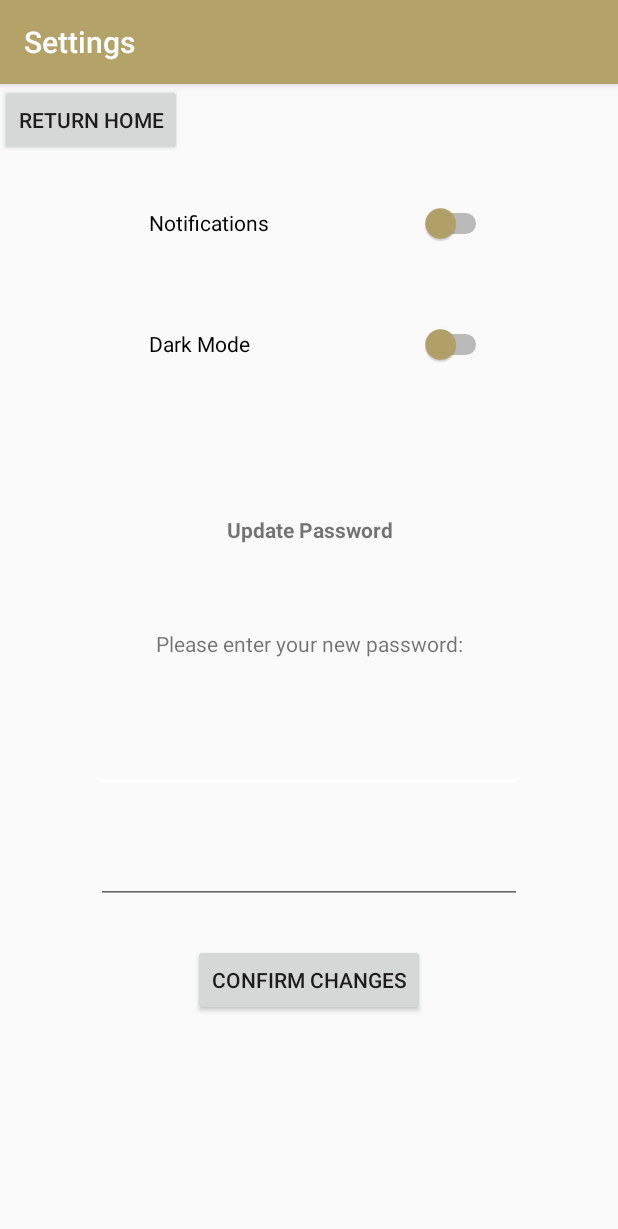
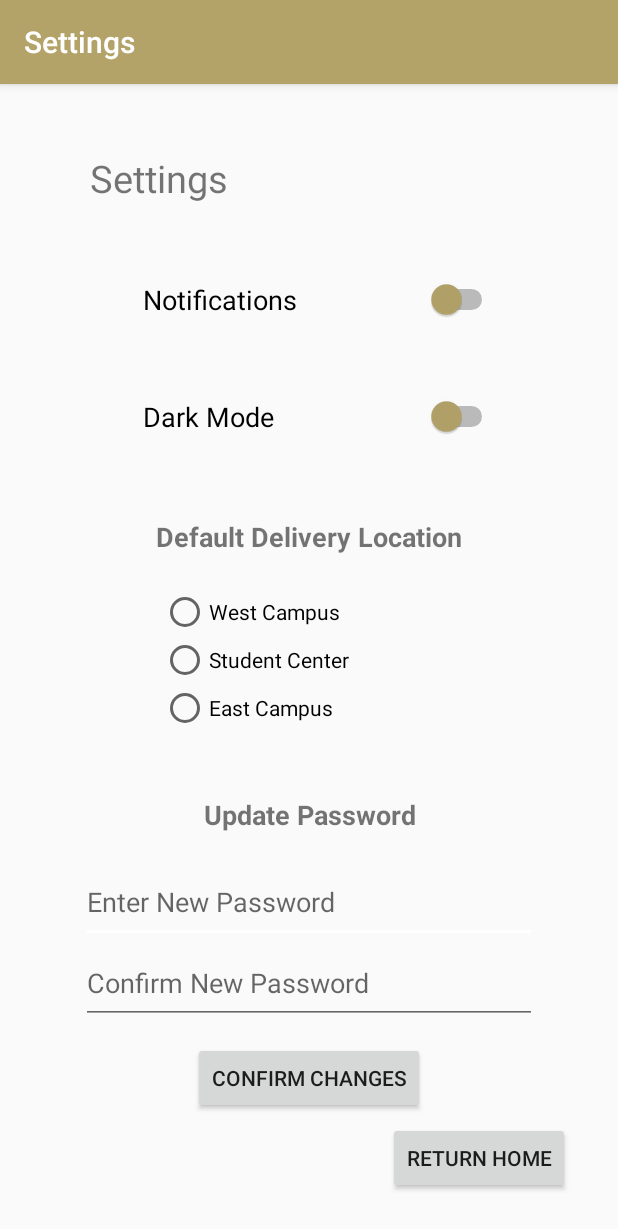
Before and after one commit to ExperimentalFlightsVIP/APP-Client, an Android app: the SettingsActivity screen opened directly, with no data from a screen before it, on a phone screen of 412 x 824 dp. Shown: the top 1229 px of the screen. Run offline under Robolectric (Android 15) with nearby library versions, the phone set to English and light mode, and no system bars.

Commit message:
Changes to settings, legal

```diff
--- a/app/src/main/res/layout/activity_settings.xml
+++ b/app/src/main/res/layout/activity_settings.xml
@@ -6,32 +6,59 @@
     android:layout_height="match_parent"
     tools:context=".SettingsActivity">
 
+    <TextView
+        android:id="@+id/textView3"
+        android:layout_width="303dp"
+        android:layout_height="0dp"
+        android:layout_marginBottom="249dp"
+        android:gravity="center"
+        android:text="Update Password"
+        android:textSize="18dp"
+        android:textStyle="bold"
+        app:layout_constraintBottom_toBottomOf="parent"
+        app:layout_constraintEnd_toEndOf="parent"
+        app:layout_constraintStart_toStartOf="parent"
+        app:layout_constraintTop_toBottomOf="@+id/textView2" />
+
     <EditText
         android:id="@+id/editTextTextPassword2"
-        android:layout_width="284dp"
-        android:layout_height="48dp"
-        android:layout_marginBottom="10dp"
+        android:layout_width="0dp"
+        android:layout_height="0dp"
+        android:layout_marginStart="54dp"
+        android:layout_marginEnd="54dp"
         android:contentDescription="Confirm password"
         android:ems="10"
+        android:hint="Enter New Password"
         android:inputType="textPassword"
         android:visibility="visible"
         app:layout_constraintBottom_toTopOf="@+id/editTextTextPassword"
         app:layout_constraintEnd_toEndOf="parent"
-        app:layout_constraintHorizontal_bias="0.496"
         app:layout_constraintStart_toStartOf="parent"
-        app:layout_constraintTop_toBottomOf="@+id/textView2"
+        app:layout_constraintTop_toBottomOf="@+id/textView3"
         tools:ignore="EditableContentDescCheck,EditableContentDescCheck"
         tools:visibility="visible" />
 
+    <Button
+        android:id="@+id/button3"
+        android:layout_width="wrap_content"
+        android:layout_height="wrap_content"
+        android:layout_marginBottom="5dp"
+        android:text="Confirm Changes"
+        app:layout_constraintBottom_toTopOf="@+id/button4"
+        app:layout_constraintEnd_toEndOf="parent"
+        app:layout_constraintStart_toStartOf="parent"
+        app:layout_constraintTop_toBottomOf="@+id/editTextTextPassword" />
+
     <EditText
         android:id="@+id/editTextTextPassword"
-        android:layout_width="284dp"
-        android:layout_height="48dp"
-        android:layout_marginStart="66dp"
-        android:layout_marginEnd="66dp"
-        android:layout_marginBottom="10dp"
+        android:layout_width="0dp"
+        android:layout_height="0dp"
+        android:layout_marginStart="54dp"
+        android:layout_marginEnd="54dp"
+        android:layout_marginBottom="12dp"
         android:contentDescription="Enter new password here"
         android:ems="10"
+        android:hint="Confirm New Password"
         android:inputType="textPassword"
         app:layout_constraintBottom_toTopOf="@+id/button3"
         app:layout_constraintEnd_toEndOf="parent"
@@ -39,56 +66,19 @@
         app:layout_constraintTop_toBottomOf="@+id/editTextTextPassword2"
         tools:ignore="EditableContentDescCheck,EditableContentDescCheck" />
 
-    <Button
-        android:id="@+id/button3"
-        android:layout_width="wrap_content"
-        android:layout_height="wrap_content"
-        android:layout_marginBottom="130dp"
-        android:text="Confirm Changes"
-        app:layout_constraintBottom_toBottomOf="parent"
-        app:layout_constraintEnd_toEndOf="parent"
-        app:layout_constraintStart_toStartOf="parent"
-        app:layout_constraintTop_toBottomOf="@+id/editTextTextPassword" />
-
-    <TextView
-        android:id="@+id/textView2"
-        android:layout_width="284dp"
-        android:layout_height="48dp"
-        android:layout_marginBottom="10dp"
-        android:gravity="center"
-        android:text="Please enter your new password:"
-        app:layout_constraintBottom_toTopOf="@+id/editTextTextPassword2"
-        app:layout_constraintEnd_toEndOf="parent"
-        app:layout_constraintStart_toStartOf="parent"
-        app:layout_constraintTop_toBottomOf="@+id/textView3" />
-
-    <TextView
-        android:id="@+id/textView3"
-        android:layout_width="284dp"
-        android:layout_height="48dp"
-        android:layout_marginStart="65dp"
-        android:layout_marginEnd="65dp"
-        android:layout_marginBottom="11dp"
-        android:gravity="center"
-        android:text="Update Password"
-        android:textStyle="bold"
-        app:layout_constraintBottom_toTopOf="@+id/textView2"
-        app:layout_constraintEnd_toEndOf="parent"
-        app:layout_constraintStart_toStartOf="parent"
-        app:layout_constraintTop_toBottomOf="@+id/switch2" />
-
     <Switch
         android:id="@+id/switch1"
-        android:layout_width="284dp"
-        android:layout_height="48dp"
-        android:layout_marginStart="64dp"
-        android:layout_marginTop="52dp"
-        android:layout_marginEnd="64dp"
-        android:layout_marginBottom="16dp"
+        android:layout_width="0dp"
+        android:layout_height="0dp"
+        android:layout_marginStart="60dp"
+        android:layout_marginTop="109dp"
+        android:layout_marginEnd="60dp"
+        android:layout_marginBottom="9dp"
         android:gravity="center_vertical"
         android:paddingLeft="35dp"
         android:paddingRight="20dp"
         android:text="Notifications"
+        android:textSize="18dp"
         android:thumbTint="@color/colorPrimary"
         android:visibility="visible"
         app:layout_constraintBottom_toTopOf="@+id/switch2"
@@ -99,16 +89,17 @@
 
     <Switch
         android:id="@+id/switch2"
-        android:layout_width="284dp"
-        android:layout_height="48dp"
-        android:layout_marginStart="62dp"
-        android:layout_marginEnd="62dp"
-        android:layout_marginBottom="59dp"
+        android:layout_width="0dp"
+        android:layout_height="0dp"
+        android:layout_marginStart="60dp"
+        android:layout_marginEnd="60dp"
+        android:layout_marginBottom="11dp"
         android:paddingLeft="35dp"
         android:paddingRight="20dp"
         android:text="Dark Mode"
+        android:textSize="18dp"
         android:thumbTint="@color/colorPrimary"
-        app:layout_constraintBottom_toTopOf="@+id/textView3"
+        app:layout_constraintBottom_toTopOf="@+id/textView4"
         app:layout_constraintEnd_toEndOf="parent"
         app:layout_constraintStart_toStartOf="parent"
         app:layout_constraintTop_toBottomOf="@+id/switch1" />
@@ -117,7 +108,69 @@
         android:id="@+id/button4"
         android:layout_width="wrap_content"
         android:layout_height="wrap_content"
+        android:layout_marginEnd="32dp"
+        android:layout_marginBottom="28dp"
         android:text="Return Home"
-        tools:layout_editor_absoluteX="259dp"
-        tools:layout_editor_absoluteY="655dp" />
+        app:layout_constraintBottom_toBottomOf="parent"
+        app:layout_constraintEnd_toEndOf="parent"
+        app:layout_constraintTop_toBottomOf="@+id/button3" />
+
+    <TextView
+        android:id="@+id/textView2"
+        android:layout_width="155dp"
+        android:layout_height="0dp"
+        android:layout_marginTop="45dp"
+        android:layout_marginBottom="347dp"
+        android:text="Settings"
+        android:textSize="25dp"
+        app:layout_constraintBottom_toTopOf="@+id/textView3"
+        app:layout_constraintStart_toStartOf="@+id/switch1"
+        app:layout_constraintTop_toTopOf="parent" />
+
+    <TextView
+        android:id="@+id/textView4"
+        android:layout_width="0dp"
+        android:layout_height="0dp"
+        android:layout_marginStart="60dp"
+        android:layout_marginEnd="60dp"
+        android:layout_marginBottom="119dp"
+        android:gravity="center"
+        android:text="Default Delivery Location"
+        android:textSize="18dp"
+        android:textStyle="bold"
+        app:layout_constraintBottom_toTopOf="@+id/textView3"
+        app:layout_constraintEnd_toEndOf="parent"
+        app:layout_constraintStart_toStartOf="parent"
+        app:layout_constraintTop_toBottomOf="@+id/switch2" />
+
+    <RadioGroup
+        android:id="@+id/radioGroup5"
+        android:layout_width="0dp"
+        android:layout_height="96dp"
+        android:layout_marginStart="47dp"
+        android:layout_marginEnd="33dp"
+        app:layout_constraintBottom_toBottomOf="parent"
+        app:layout_constraintEnd_toEndOf="@+id/textView3"
+        app:layout_constraintStart_toStartOf="@+id/textView4"
+        app:layout_constraintTop_toTopOf="parent">
+
+        <RadioButton
+            android:id="@+id/radioButton1"
+            android:layout_width="match_parent"
+            android:layout_height="wrap_content"
+            android:text="West Campus" />
+
+        <RadioButton
+            android:id="@+id/radioButton2"
+            android:layout_width="match_parent"
+            android:layout_height="wrap_content"
+            android:text="Student Center" />
+
+        <RadioButton
+            android:id="@+id/radioButton3"
+            android:layout_width="match_parent"
+            android:layout_height="wrap_content"
+            android:text="East Campus" />
+    </RadioGroup>
+
 </androidx.constraintlayout.widget.ConstraintLayout>
--- a/app/src/main/res/layout/fragment_legal.xml
+++ b/app/src/main/res/layout/fragment_legal.xml
@@ -6,13 +6,15 @@
     android:layout_height="match_parent">
 
     <TextView
+        android:id="@+id/welcome_text"
         android:layout_width="wrap_content"
         android:layout_height="wrap_content"
-        android:id="@+id/welcome_text"
+        android:layout_marginStart="15dp"
+        android:layout_marginTop="15dp"
+        android:layout_marginEnd="15dp"
+        android:layout_marginBottom="15dp"
         android:text="Legal Disclaimer"
-        android:textSize="25sp"
-        android:layout_margin="15dp"
-        />
+        android:textSize="25dp" />
 
     <TextView
         android:layout_width="396dp"
```
